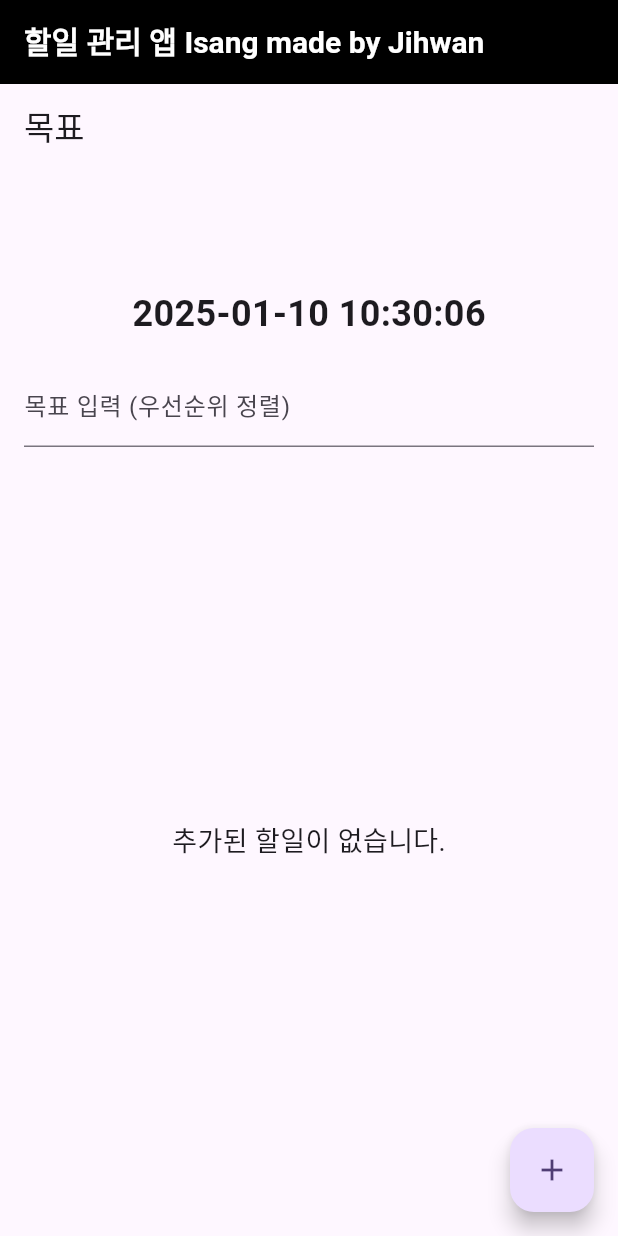
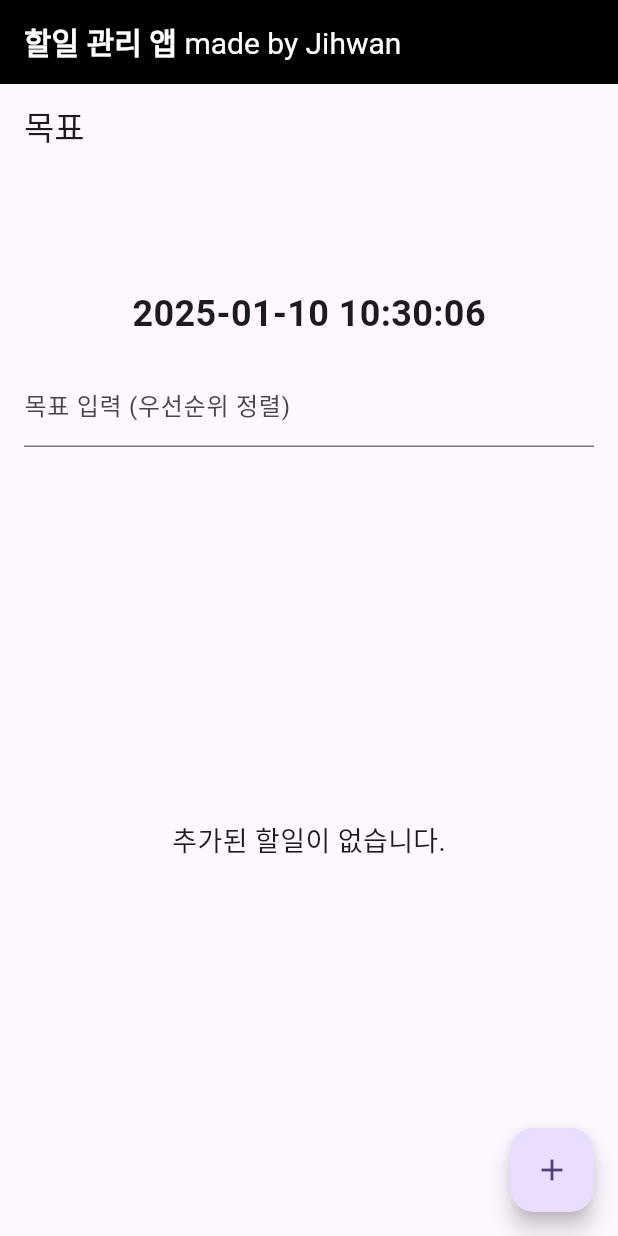
Before and after one commit to Hwanji2/To-do-Sorted-list, a Flutter app: the screen it shows after launch, on a phone screen of 412 x 824 dp. Run offline on Flutter 3.47's test engine with Material 3 defaults, Android fonts, the phone set to English and light mode, and no system bars; our stand-ins replace flutter_local_notifications, shared_preferences, timezone.

Commit message:
ｕｐｄａｔｅ

```diff
--- a/Isang App/lib/main.dart
+++ b/Isang App/lib/main.dart
@@ -22,7 +22,7 @@ class MyApp extends StatefulWidget {
 
 class _MyAppState extends State<MyApp> {
   String animatedBannerText = "";
-  final String fullBannerText = '할일 관리 앱 Isang made by Jihwan';
+  final String fullBannerText = '할일 관리 앱 made by Jihwan';
 
   @override
   void initState() {
@@ -59,17 +59,50 @@ class _MyAppState extends State<MyApp> {
       ],
       home: Scaffold(
         appBar: AppBar(
-          backgroundColor: Colors.black, // 검정색 배경
-          title: Text(
+          backgroundColor: Colors.black,
+          title: _buildAnimatedBannerText(),
+        ),
+        body: const MyHomePage(title: '목표'),
+      ),
+    );
+  }
+
+  Widget _buildAnimatedBannerText() {
+    final splitIndex = animatedBannerText.indexOf('made by');
+    if (splitIndex == -1) {
+      return Text(
         animatedBannerText,
         style: const TextStyle(
-              color: Colors.white,     // 흰색 글씨
-              fontWeight: FontWeight.bold, // 굵은 글씨
-              fontSize: 20,            // 글씨 크기
+          color: Colors.white,
+          fontWeight: FontWeight.bold,
+          fontSize: 20,
+        ),
+      );
+    }
+
+    final mainText = animatedBannerText.substring(0, splitIndex);
+    final subText = animatedBannerText.substring(splitIndex);
+
+    return RichText(
+      text: TextSpan(
+        children: [
+          TextSpan(
+            text: mainText,
+            style: const TextStyle(
+              color: Colors.white,
+              fontWeight: FontWeight.bold,
+              fontSize: 20,
             ),
           ),
+          TextSpan(
+            text: subText,
+            style: const TextStyle(
+              color: Colors.white,
+              fontWeight: FontWeight.normal,
+              fontSize: 20,
             ),
-        body: const MyHomePage(title: '목표'),
+          ),
+        ],
       ),
     );
   }
@@ -258,15 +291,11 @@ class _MyHomePageState extends State<MyHomePage> {
   }
 
   void _handleTodoCompletion(int index) {
-    final sortedList = _sortTodosByPriority();
-    final todo = sortedList[index];
-    final originalIndex = _todoList.indexOf(todo);
-
+    final todo = _todoList[index];
     final now = DateTime.now();
     final remainingTime = todo.time.difference(now);
-    int score = 10; // 기본 점수
+    int score = 10;
 
-    // 목표와 연관된 키워드가 있으면 추가 점수
     for (var goalItem in _goals) {
       if (todo.title.contains(goalItem)) {
         score += 20;
@@ -274,12 +303,11 @@ class _MyHomePageState extends State<MyHomePage> {
       }
     }
 
-    // 시간 내에 완료했을 경우 추가 보너스 점수
     if (!remainingTime.isNegative) {
       score += 10;
     }
 
-    _removeTodoAt(originalIndex);
+    _removeTodoAt(index);
   }
 
   void _startTypingAnimation(String message) {
@@ -468,7 +496,7 @@ class _MyHomePageState extends State<MyHomePage> {
 
   void _startInputTypingAnimation(String message) {
     int index = 0;
-    inputAnimatedText = ""; // Reset the animated text
+    inputAnimatedText = "";
     Timer.periodic(const Duration(milliseconds: 100), (timer) {
       if (index < message.length) {
         setState(() {
@@ -525,8 +553,7 @@ class _MyHomePageState extends State<MyHomePage> {
                     ],
                   ),
                 );
-              })
-                  .toList(),
+              }).toList(),
             ),
           ),
         ),
@@ -550,7 +577,8 @@ class _MyHomePageState extends State<MyHomePage> {
             const SizedBox(height: 16),
             Text(
               currentTime,
-              style: const TextStyle(fontSize: 24, fontWeight: FontWeight.bold),
+              style:
+              const TextStyle(fontSize: 24, fontWeight: FontWeight.bold),
             ),
             const SizedBox(height: 16),
             TextField(
```
Also changed, not shown: 3 other files. Lines whose indentation alone changed are shown as unchanged.
